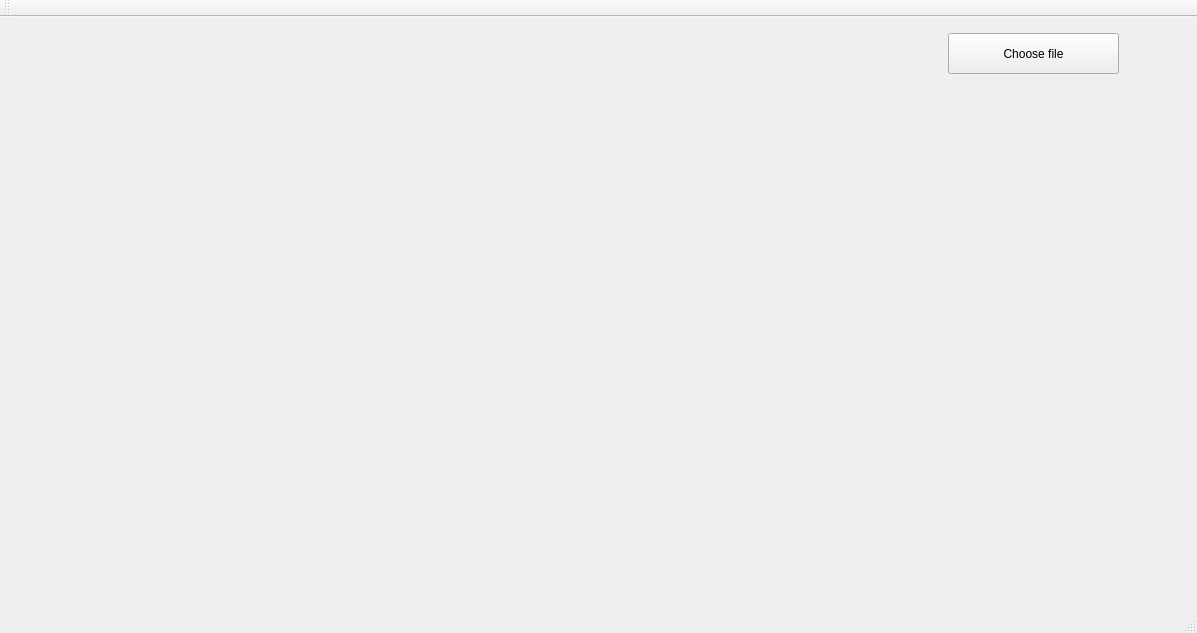
anishvmonsy/Graphytti, file Graphytti/mainwindow.ui: the form before one commit.
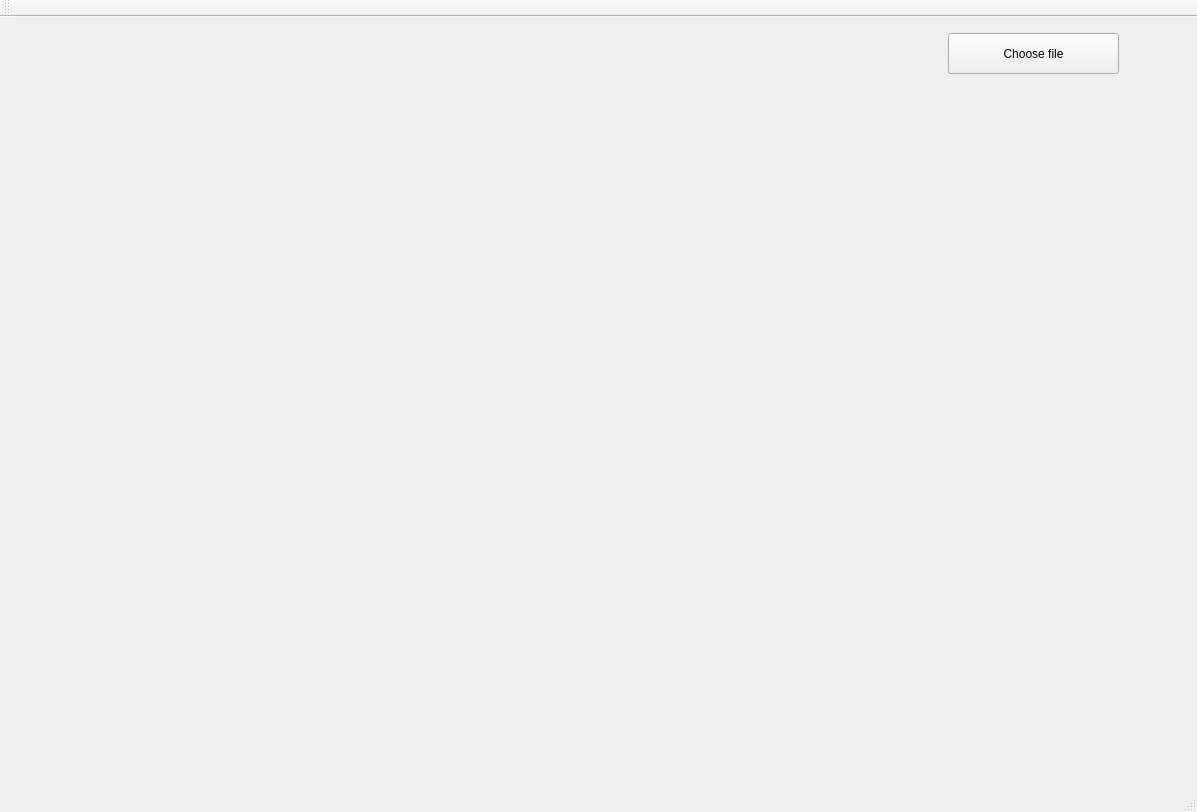
The form after the commit. Custom widgets are drawn as their Qt base class.

Commit message: Minor modifications in graph plots and UI

```diff
--- a/Graphytti/mainwindow.ui
+++ b/Graphytti/mainwindow.ui
@@ -7,7 +7,7 @@
     <x>0</x>
     <y>0</y>
     <width>1197</width>
-    <height>633</height>
+    <height>812</height>
    </rect>
   </property>
   <property name="windowTitle">
@@ -17,20 +17,20 @@
    <widget class="QCustomPlot" name="fluor_graph" native="true">
     <property name="geometry">
      <rect>
-      <x>89</x>
-      <y>10</y>
+      <x>90</x>
+      <y>70</y>
       <width>691</width>
-      <height>221</height>
+      <height>331</height>
      </rect>
     </property>
    </widget>
    <widget class="QCustomPlot" name="res_graph" native="true">
     <property name="geometry">
      <rect>
-      <x>89</x>
-      <y>299</y>
+      <x>90</x>
+      <y>430</y>
       <width>691</width>
-      <height>211</height>
+      <height>141</height>
      </rect>
     </property>
    </widget>
@@ -63,14 +63,34 @@
    <widget class="QLabel" name="expt_label">
     <property name="geometry">
      <rect>
-      <x>260</x>
-      <y>260</y>
+      <x>290</x>
+      <y>10</y>
       <width>331</width>
-      <height>20</height>
+      <height>41</height>
      </rect>
     </property>
+    <property name="font">
+     <font>
+      <pointsize>20</pointsize>
+      <weight>75</weight>
+      <bold>true</bold>
+     </font>
+    </property>
     <property name="text">
      <string/>
+    </property>
+    <property name="textFormat">
+     <enum>Qt::RichText</enum>
+    </property>
+   </widget>
+   <widget class="QCustomPlot" name="acorr_graph" native="true">
+    <property name="geometry">
+     <rect>
+      <x>90</x>
+      <y>590</y>
+      <width>691</width>
+      <height>121</height>
+     </rect>
     </property>
    </widget>
   </widget>
```
The commit also changes 2 other files.
